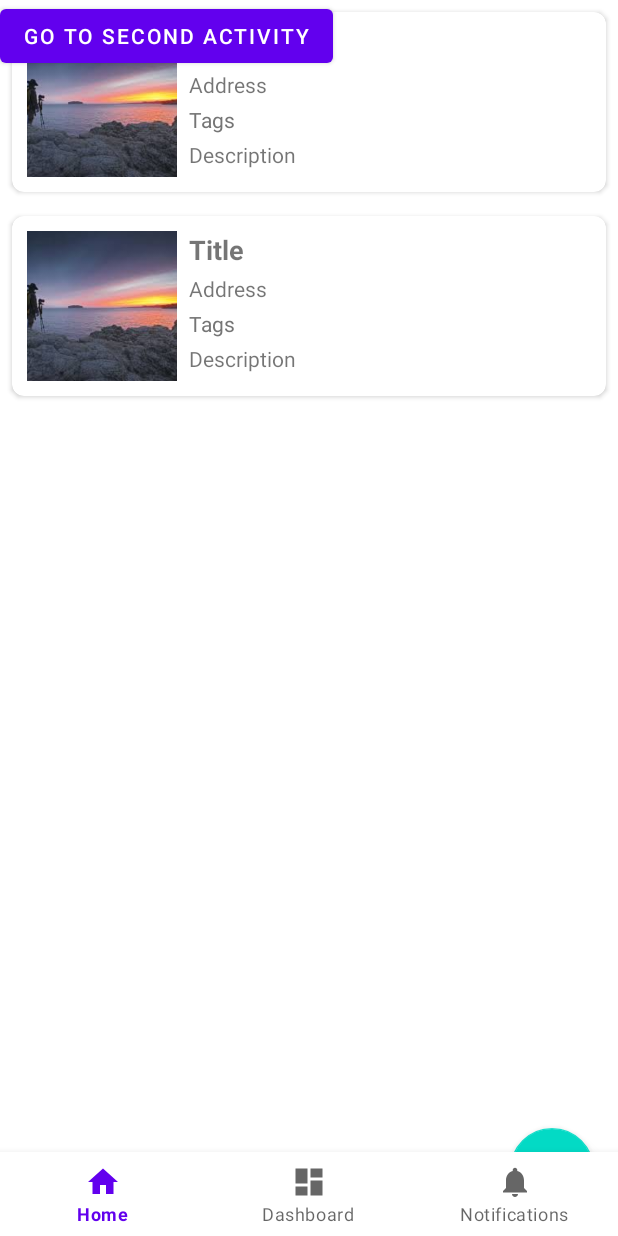
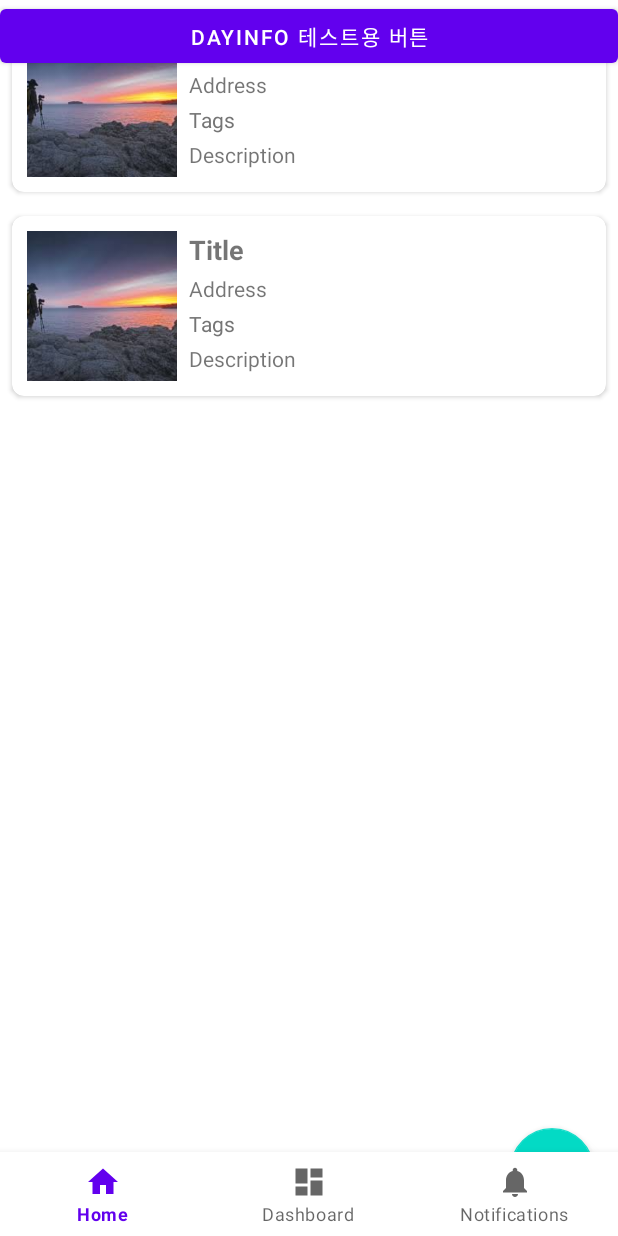
Before and after one commit to younjihoon/madcamp-1, an Android app: the screen it shows after launch (MainActivity), on a phone screen of 412 x 824 dp. Run offline under Robolectric (Android 15) with nearby library versions, the phone set to English and light mode, and no system bars; our stand-ins replace navigation-ui; libraries missing offline, so code that uses them is left out: com.naver.maps; 2 statements that could not run were skipped.

Commit message:
[feat] scene1 - test button to scene1 from MainActivity

```diff
--- a/app/src/main/java/com/example/madcamp2024wjhnh/MainActivity.kt
+++ b/app/src/main/java/com/example/madcamp2024wjhnh/MainActivity.kt
@@ -45,18 +45,6 @@ class MainActivity : AppCompatActivity() {
         // menu should be considered as top level destinations.
         navView.setupWithNavController(navController)
         //--
-        val button = findViewById<Button>(R.id.buttonGoToSecond)
-        button.setOnClickListener {
-            // Intent를 사용해 SecondActivity로 이동
-            val intent = Intent(this, DayInfoActivity::class.java)
-            var initInfo = mutableListOf(
-                DayInfo(0, mutableListOf("주소"),"description", mutableListOf(0)),
-                DayInfo(1, mutableListOf("주소"),"description", mutableListOf(0))
-            )
-            var travel = Travel(1,"제목","장소","20241228", emptyList(),"메모",0, initInfo)
-            intent.putExtra("travel", travel)
-            startActivity(intent)
-        }
         //--
     }
 
--- a/app/src/main/res/layout/activity_main.xml
+++ b/app/src/main/res/layout/activity_main.xml
@@ -30,10 +30,5 @@
         app:layout_constraintRight_toRightOf="parent"
         app:layout_constraintTop_toTopOf="parent"
         app:navGraph="@navigation/mobile_navigation" />
-    <Button
-        android:id="@+id/buttonGoToSecond"
-        android:layout_width="wrap_content"
-        android:layout_height="wrap_content"
-        android:text="Go to Second Activity"
-        android:layout_gravity="center" />
+
 </androidx.constraintlayout.widget.ConstraintLayout>
--- a/app/src/main/res/layout/fragment_home.xml
+++ b/app/src/main/res/layout/fragment_home.xml
@@ -7,7 +7,13 @@
     android:layout_height="match_parent"
     tools:context=".ui.home.HomeFragment"
     android:background="#FFFFFF">
-
+    <Button
+        android:id="@+id/buttonGoToDayInfo"
+        android:layout_width="match_parent"
+        android:layout_height="wrap_content"
+        android:text="DayInfo 테스트용 버튼"
+        app:layout_constraintTop_toTopOf="parent"
+        app:layout_constraintStart_toStartOf="parent" />
     <!-- RecyclerView: 목록 표시 -->
     <androidx.recyclerview.widget.RecyclerView
         android:id="@+id/travelRecyclerView"
```
Also changed, not shown: app/src/main/java/com/example/madcamp2024wjhnh/ui/home/HomeFragment.kt (+14 -0 lines).
